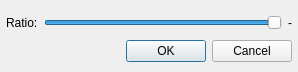
The window that qmmp/src/plugins/Effect/muffler/settingsdialog.ui (Greedysky/TTKMusicPlayer) describes before a commit, drawn with Qt 5.
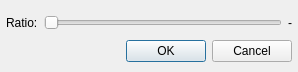
The same window after the commit.

Commit message: feat: Add settings for muffler[096612]

The edit to the form file:
```diff
--- a/qmmp/src/plugins/Effect/muffler/settingsdialog.ui
+++ b/qmmp/src/plugins/Effect/muffler/settingsdialog.ui
@@ -41,7 +41,7 @@
       <number>10</number>
      </property>
      <property name="value">
-      <number>10</number>
+      <number>0</number>
      </property>
      <property name="orientation">
       <enum>Qt::Horizontal</enum>
```
Left out of the diff: 2 changed lines with no effect on the pictures. The commit also changes 2 other files.
